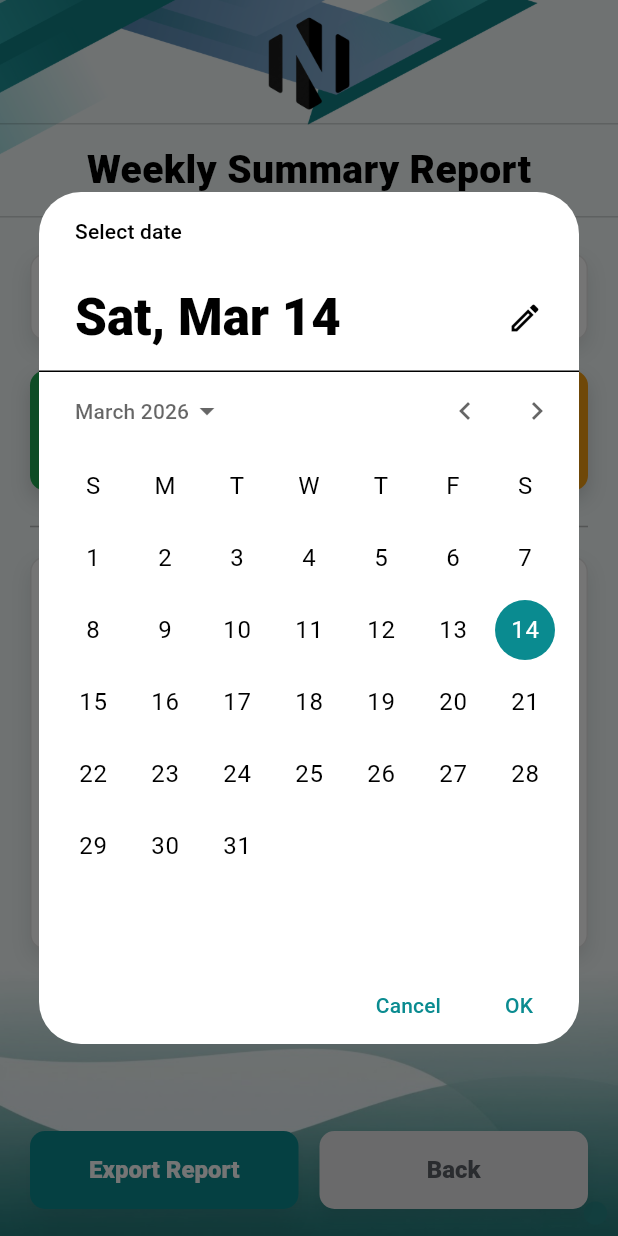
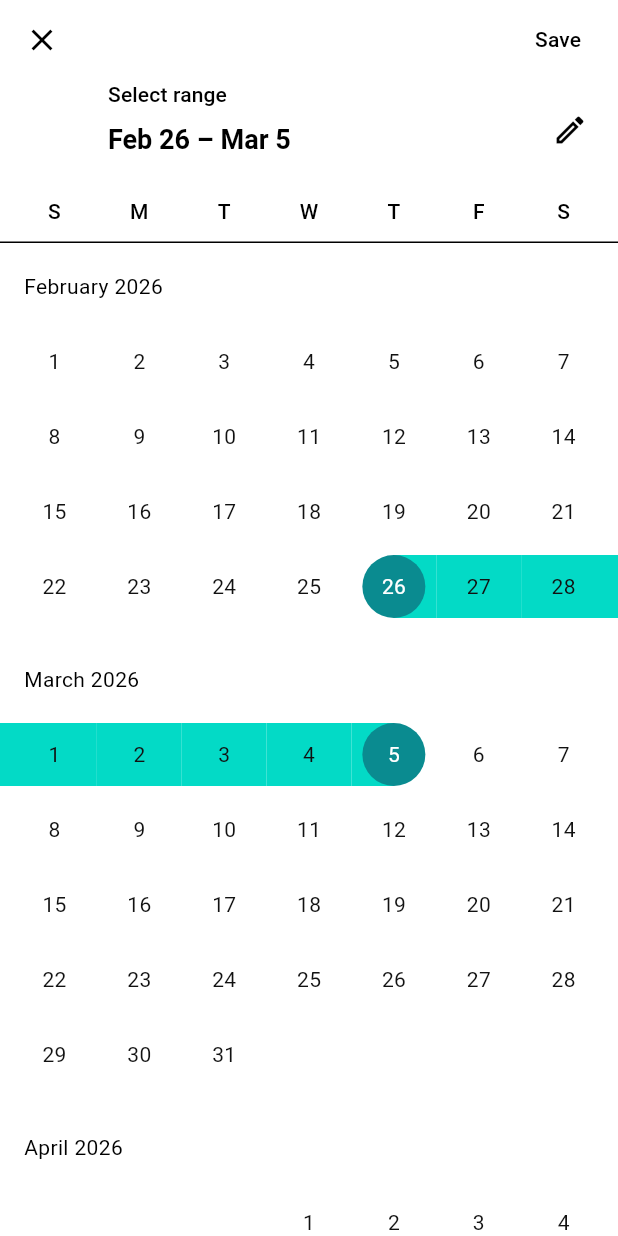
Before and after one commit to smiggy10/nutech_app_backup, a Flutter app: the AdminWeeklySummaryScreen screen opened by its route, after a tap on "Change", on a phone screen of 412 x 824 dp. Run offline on Flutter 3.47's test engine with Material 3 defaults, Android fonts, the light colour scheme and no system bars; our stand-ins replace device_preview, image_cropper, image_picker, table_calendar.

Commit message:
Fix date weekly summary

```diff
--- a/nutech_app/lib/screens/admin/reports/admin_weekly_summary_screen.dart
+++ b/nutech_app/lib/screens/admin/reports/admin_weekly_summary_screen.dart
@@ -13,64 +13,59 @@ class AdminWeeklySummaryScreen extends StatefulWidget {
 }
 
 class _AdminWeeklySummaryScreenState extends State<AdminWeeklySummaryScreen> {
-  DateTime _selectedDate = DateTime(2026, 3, 14);
+  // Use DateTimeRange to store a start and end date
+  DateTimeRange _selectedRange = DateTimeRange(
+    start: DateTime.now().subtract(const Duration(days: 7)),
+    end: DateTime.now(),
+  );
+
   late Future<_WeeklyDataPackage?> _weeklyData;
 
   @override
   void initState() {
     super.initState();
-    // Initialize the future to wait for Airtable data
     _weeklyData = _fetchWeeklySummary();
   }
 
-  // This method simulates the call to Airtable
   Future<_WeeklyDataPackage?> _fetchWeeklySummary() async {
-    // Artificial delay to simulate network latency
     await Future.delayed(const Duration(milliseconds: 1500));
-
-    // IMPORTANT: To see the "No records" state, return null here
+    // Simulated return null for "No Records" state
     return null;
-
-    /* Once your Airtable API is ready, it would return:
-    return _WeeklyDataPackage(
-      totalEmployees: '28',
-      presentCount: '4',
-      lateCount: '2',
-      absentCount: '28',
-      summaryRows: [
-        const _TotalsRow('Total Work Hours', '369.9 hrs'),
-        const _TotalsRow('Late Arrivals', '9'),
-        const _TotalsRow('Absence Cases', '5'),
-        const _TotalsRow('Overtime Hours', '69.9 hrs'),
-      ],
-    );
-    */
   }
 
-  Future<void> _selectDate(BuildContext context) async {
-    final DateTime? picked = await showDatePicker(
+  // Updated to pick a range instead of a single day
+  Future<void> _selectDateRange(BuildContext context) async {
+    final DateTimeRange? picked = await showDateRangePicker(
       context: context,
-      initialDate: _selectedDate,
+      initialDateRange: _selectedRange,
       firstDate: DateTime(2020),
       lastDate: DateTime(2030),
       builder: (context, child) => Theme(
         data: Theme.of(context).copyWith(
-          colorScheme: const ColorScheme.light(primary: AppTheme.teal),
+          colorScheme: const ColorScheme.light(
+            primary: AppTheme.teal,
+            onPrimary: Colors.white,
+            onSurface: Colors.black,
+          ),
         ),
         child: child!,
       ),
     );
-    if (picked != null && picked != _selectedDate) {
+
+    if (picked != null && picked != _selectedRange) {
       setState(() {
-        _selectedDate = picked;
-        _weeklyData = _fetchWeeklySummary(); // Refresh the wait when date changes
+        _selectedRange = picked;
+        _weeklyData = _fetchWeeklySummary();
       });
     }
   }
 
   @override
   Widget build(BuildContext context) {
-    String formattedDate = DateFormat('MMMM d, yyyy').format(_selectedDate);
+    // Format the range for display: "Mar 7 - Mar 14, 2026"
+    final df = DateFormat('MMM d');
+    final yf = DateFormat('yyyy');
+    String rangeText = "${df.format(_selectedRange.start)} - ${df.format(_selectedRange.end)}, ${yf.format(_selectedRange.end)}";
 
     return Scaffold(
       body: NutechBackground(
@@ -84,35 +79,61 @@ class _AdminWeeklySummaryScreenState extends State<AdminWeeklySummaryScreen> {
                   child: Column(
                     crossAxisAlignment: CrossAxisAlignment.stretch,
                     children: [
+                      // MATCHED LOGO SECTION: From Overview Page
                       Padding(
                         padding: const EdgeInsets.symmetric(horizontal: 20),
-                        child: Center(
-                          child: Image.asset(
-                            'assets/images/branding/nutechlogo1.png',
-                            height: 64,
-                            fit: BoxFit.contain,
+                        child: Container(
+                          margin: const EdgeInsets.only(bottom: 10),
+                          alignment: Alignment.center,
+                          child: ConstrainedBox(
+                            constraints: const BoxConstraints(maxHeight: 100),
+                            child: Image.asset(
+                              'assets/images/branding/nutechlogo1.png',
+                              fit: BoxFit.contain,
+                            ),
                           ),
                         ),
                       ),
-                      const SizedBox(height: 8),
-                      _buildTitleBar(),
+
+                      const SizedBox(height: 10),
+
+                      // MATCHED TITLE BAR: From Overview Page
+                      Column(
+                        children: [
+                          Divider(color: Colors.black.withOpacity(0.15), thickness: 1, height: 1),
+                          Container(
+                            width: double.infinity,
+                            padding: const EdgeInsets.symmetric(vertical: 12),
+                            child: Center(
+                              child: Text(
+                                'Weekly Summary Report',
+                                style: TextStyle(
+                                  fontSize: 26,
+                                  fontWeight: FontWeight.w800,
+                                  color: Colors.black.withOpacity(0.8)
+                                ),
+                              ),
+                            ),
+                          ),
+                          Divider(color: Colors.black.withOpacity(0.15), thickness: 1, height: 1),
+                        ],
+                      ),
+
                       const SizedBox(height: 24),
                       Padding(
                         padding: const EdgeInsets.symmetric(horizontal: 20),
                         child: Column(
                           children: [
                             _FilterCard(
-                              text: 'Date: $formattedDate',
+                              text: 'Period: $rangeText',
                               actionText: 'Change',
-                              onTap: () => _selectDate(context),
+                              onTap: () => _selectDateRange(context),
                             ),
                             const SizedBox(height: 20),
 
                             FutureBuilder<_WeeklyDataPackage?>(
                               future: _weeklyData,
                               builder: (context, snapshot) {
-                                // 1. LOADING: Show only the spinner
-                                // This prevents any numbers or boxes from appearing prematurely.
                                 if (snapshot.connectionState == ConnectionState.waiting) {
                                   return const Padding(
                                     padding: EdgeInsets.only(top: 120),
@@ -120,14 +141,12 @@ class _AdminWeeklySummaryScreenState extends State<AdminWeeklySummaryScreen> {
                                   );
                                 }
 
-                                // 2. ERROR STATE
                                 if (snapshot.hasError) {
                                   return _buildStatusMessage("Could not connect to database");
                                 }
 
                                 final dataPackage = snapshot.data;
 
-                                // 3. EMPTY STATE: Matches your image_8539d3.png
                                 if (dataPackage == null || dataPackage.summaryRows.isEmpty) {
                                   return Column(
                                     children: [
@@ -140,7 +159,6 @@ class _AdminWeeklySummaryScreenState extends State<AdminWeeklySummaryScreen> {
                                   );
                                 }
 
-                                // 4. DATA FOUND STATE
                                 return Column(
                                   children: [
                                     _buildStatsRow(
@@ -202,25 +220,6 @@ class _AdminWeeklySummaryScreenState extends State<AdminWeeklySummaryScreen> {
           style: const TextStyle(fontWeight: FontWeight.w600, color: Colors.redAccent),
         ),
       ),
-    );
-  }
-
-  Widget _buildTitleBar() {
-    return Column(
-      children: [
-        Divider(color: Colors.black.withOpacity(0.15), thickness: 1, height: 1),
-        Container(
-          width: double.infinity,
-          padding: const EdgeInsets.symmetric(vertical: 12),
-          child: const Center(
-            child: Text(
-              'Weekly Summary Report',
-              style: TextStyle(fontSize: 26, fontWeight: FontWeight.w800, color: Colors.black),
-            ),
-          ),
-        ),
-        Divider(color: Colors.black.withOpacity(0.15), thickness: 1, height: 1),
-      ],
     );
   }
 
@@ -427,9 +426,9 @@ class _TableCard extends StatelessWidget {
         width: double.infinity,
         padding: const EdgeInsets.all(10),
         decoration: BoxDecoration(
-          color: Colors.white,
+          color: Colors.white.withOpacity(0.9),
           borderRadius: BorderRadius.circular(10),
-          border: Border.all(color: Colors.black.withOpacity(0.1)),
+          border: Border.all(color: Colors.black.withOpacity(0.12)),
           boxShadow: [
             BoxShadow(
                 color: Colors.black.withOpacity(0.1),
```
